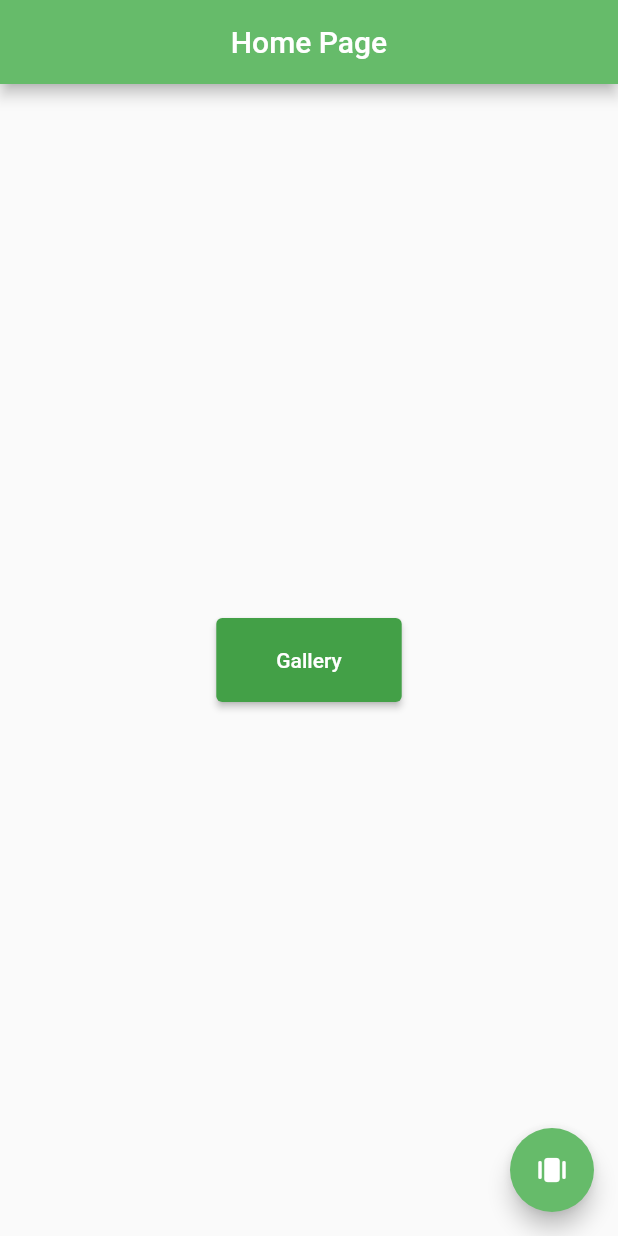
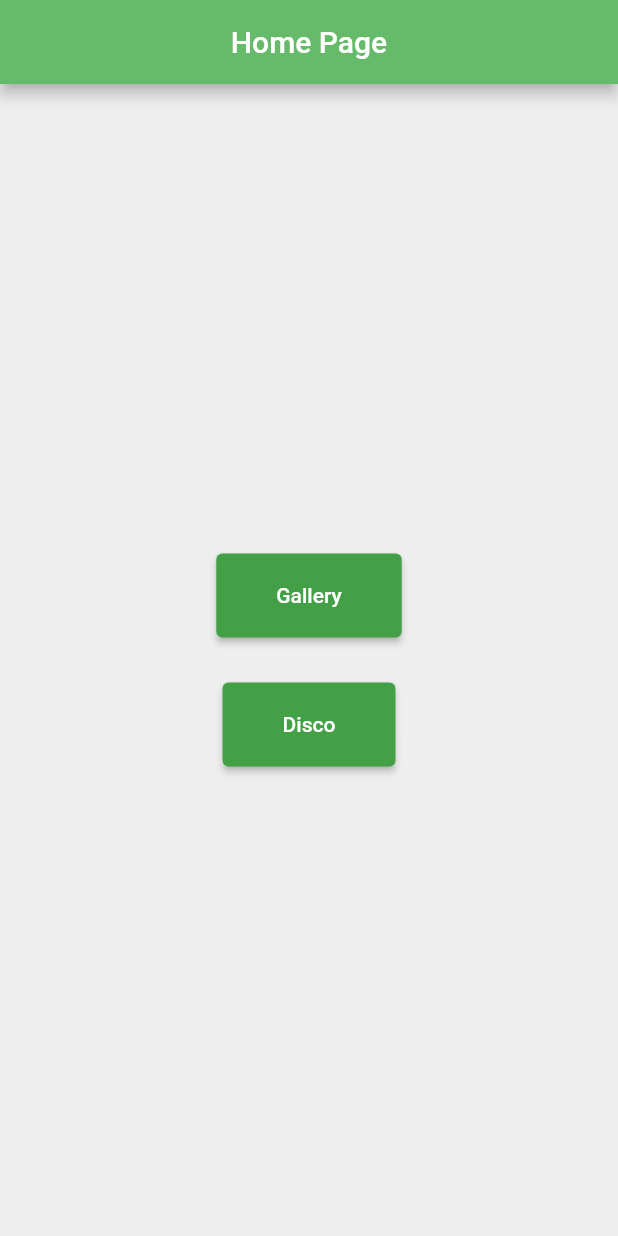
Before and after one commit to ThijmThijm22/galleryApp, a Flutter app: the screen it shows after launch, on a phone screen of 412 x 824 dp. Run offline on Flutter 3.47's test engine with Material 2 defaults, Android fonts, the phone set to English and light mode, and no system bars.

Commit message:
disco mode

```diff
--- a/lib/main.dart
+++ b/lib/main.dart
@@ -1,11 +1,13 @@
 import 'package:flutter/material.dart';
 import 'package:gallery/pages/home.dart';
 import 'package:gallery/pages/gallery.dart';
+import 'package:gallery/pages/disco.dart';
 
 void main() => runApp(MaterialApp(
   initialRoute: '/home',
   routes: {
     '/home': (context) => Home(),
     '/gallery': (context) => Gallery(),
+    '/disco' : (context) => Disco(),
   },
 ));
--- a/lib/pages/gallery.dart
+++ b/lib/pages/gallery.dart
@@ -4,9 +4,10 @@ import '../card.dart';
 
 class Gallery extends StatelessWidget {
 
+
     List<Post> posts = [
     Post(name: "eend", src: "https://images.freeimages.com/images/large-previews/200/little-white-duck-1400903.jpg"),
-    Post(name: "eend", src: "https://images.freeimages.com/images/large-previews/200/little-white-duck-1400903.jpg"),
+    Post(name: "beer", src: "https://www.counterassault.com/wp-content/uploads/2016/09/bear-spray-counter-assault-grizzly-200x200.jpg"),
   ];
 
   @override
--- a/lib/pages/home.dart
+++ b/lib/pages/home.dart
@@ -8,9 +8,11 @@ class Home extends StatefulWidget {
 
 class _HomeState extends State<Home> {
 
+
   @override
   Widget build(BuildContext context) {
     return Scaffold(
+
 
       appBar: AppBar(
         title: Text('Home Page'),
@@ -35,15 +37,26 @@ class _HomeState extends State<Home> {
                 padding: EdgeInsets.fromLTRB(40, 20, 40, 20),
               ),
             ),
+
+            SizedBox(height: 30),
+
+            ElevatedButton(
+              onPressed: () {
+                setState(() {
+                  Navigator.pushNamed(context, '/disco');
+                });
+              },
+              child: Text('Disco'),
+              style: ElevatedButton.styleFrom(
+                primary: Colors.green[600],
+                padding: EdgeInsets.fromLTRB(40, 20, 40, 20),
+              ),
+            ),
           ],
         ),
       ),
 
-      floatingActionButton: FloatingActionButton(
-        onPressed: () {},
-        child: Icon(Icons.amp_stories_rounded),
-        backgroundColor: Colors.green[400],
-      ),
+      backgroundColor: Colors.grey[200],
     );
   }
 }
```
Also changed, not shown: lib/card.dart (+8 -2 lines), lib/pages/disco.dart (added, +57 -0 lines).
